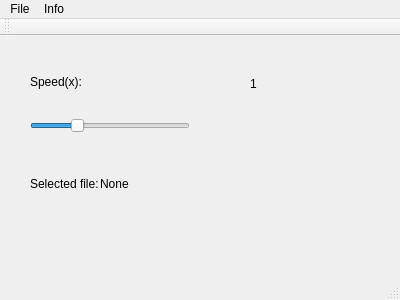
Qt form WAV/mainwindow.ui (antonmyronyuk/interpolation) before a commit.
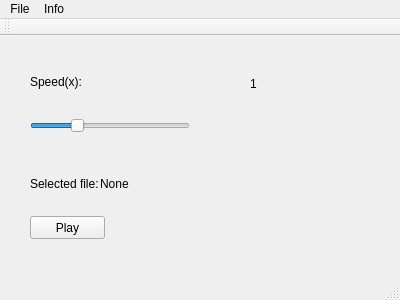
The same form after that commit.

The edit to the form file:
```diff
--- a/WAV/mainwindow.ui
+++ b/WAV/mainwindow.ui
@@ -91,6 +91,19 @@
      <string>None</string>
     </property>
    </widget>
+   <widget class="QPushButton" name="playButton">
+    <property name="geometry">
+     <rect>
+      <x>30</x>
+      <y>180</y>
+      <width>75</width>
+      <height>23</height>
+     </rect>
+    </property>
+    <property name="text">
+     <string>Play</string>
+    </property>
+   </widget>
   </widget>
   <widget class="QMenuBar" name="menuBar">
    <property name="geometry">
```
